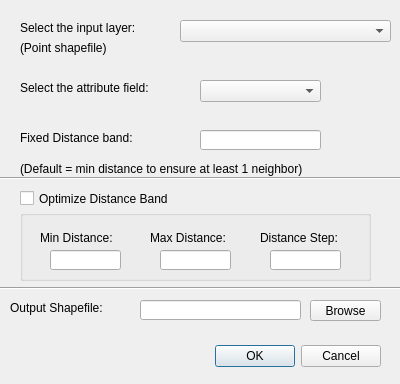
Before: the Qt Designer form hotspot_analysis_dialog_base.ui in stanly3690/HotSpotAnalysis_Plugin, drawn with Qt 5.
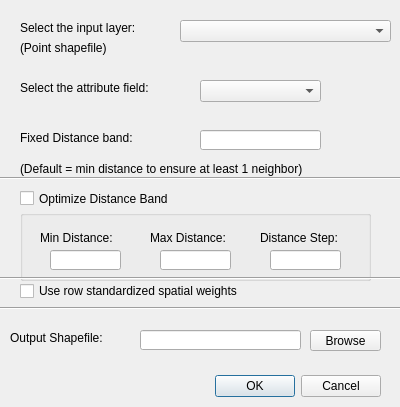
After: the same form once the commit is applied.

Commit message: New row standardized spatial weight, fixed bug of looping error, fixed bug of not found layer

Patch:
```diff
--- a/hotspot_analysis_dialog_base.ui
+++ b/hotspot_analysis_dialog_base.ui
@@ -7,7 +7,7 @@
     <x>0</x>
     <y>0</y>
     <width>400</width>
-    <height>384</height>
+    <height>407</height>
    </rect>
   </property>
   <property name="windowTitle">
@@ -17,7 +17,7 @@
    <property name="geometry">
     <rect>
      <x>40</x>
-     <y>340</y>
+     <y>370</y>
      <width>341</width>
      <height>32</height>
     </rect>
@@ -69,7 +69,7 @@
    <property name="geometry">
     <rect>
      <x>10</x>
-     <y>300</y>
+     <y>330</y>
      <width>131</width>
      <height>16</height>
     </rect>
@@ -95,7 +95,7 @@
    <property name="geometry">
     <rect>
      <x>310</x>
-     <y>300</y>
+     <y>330</y>
      <width>71</width>
      <height>21</height>
     </rect>
@@ -232,7 +232,7 @@
    <property name="geometry">
     <rect>
      <x>140</x>
-     <y>300</y>
+     <y>330</y>
      <width>161</width>
      <height>20</height>
     </rect>
@@ -297,13 +297,39 @@
    <property name="geometry">
     <rect>
      <x>0</x>
+     <y>270</y>
+     <width>401</width>
+     <height>16</height>
+    </rect>
+   </property>
+   <property name="orientation">
+    <enum>Qt::Horizontal</enum>
+   </property>
+  </widget>
+  <widget class="Line" name="line_3">
+   <property name="geometry">
+    <rect>
+     <x>0</x>
+     <y>300</y>
+     <width>401</width>
+     <height>16</height>
+    </rect>
+   </property>
+   <property name="orientation">
+    <enum>Qt::Horizontal</enum>
+   </property>
+  </widget>
+  <widget class="QCheckBox" name="checkBox_2">
+   <property name="geometry">
+    <rect>
+     <x>20</x>
      <y>280</y>
-     <width>401</width>
-     <height>16</height>
+     <width>301</width>
+     <height>22</height>
     </rect>
    </property>
-   <property name="orientation">
-    <enum>Qt::Horizontal</enum>
+   <property name="text">
+    <string>Use row standardized spatial weights</string>
    </property>
   </widget>
  </widget>
```
The commit also changes 1 other file.
